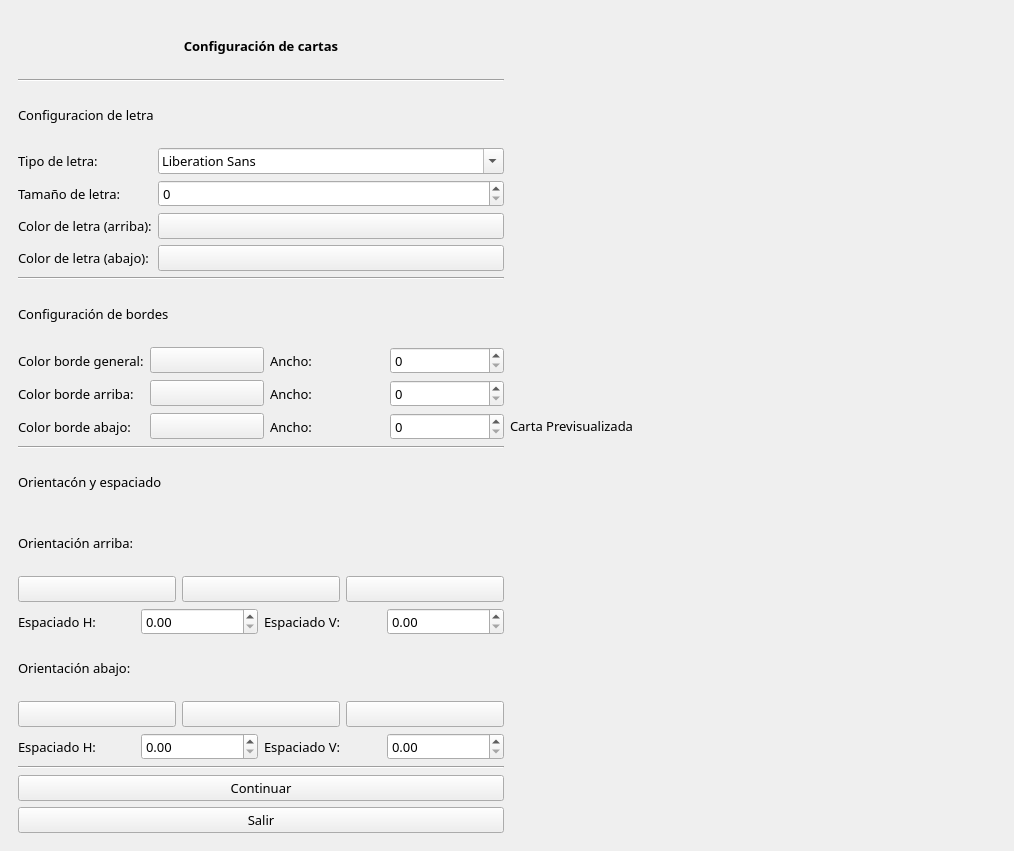
Qt form gui/mainView.ui (JhovaneSotoP/Lotify) before a commit.
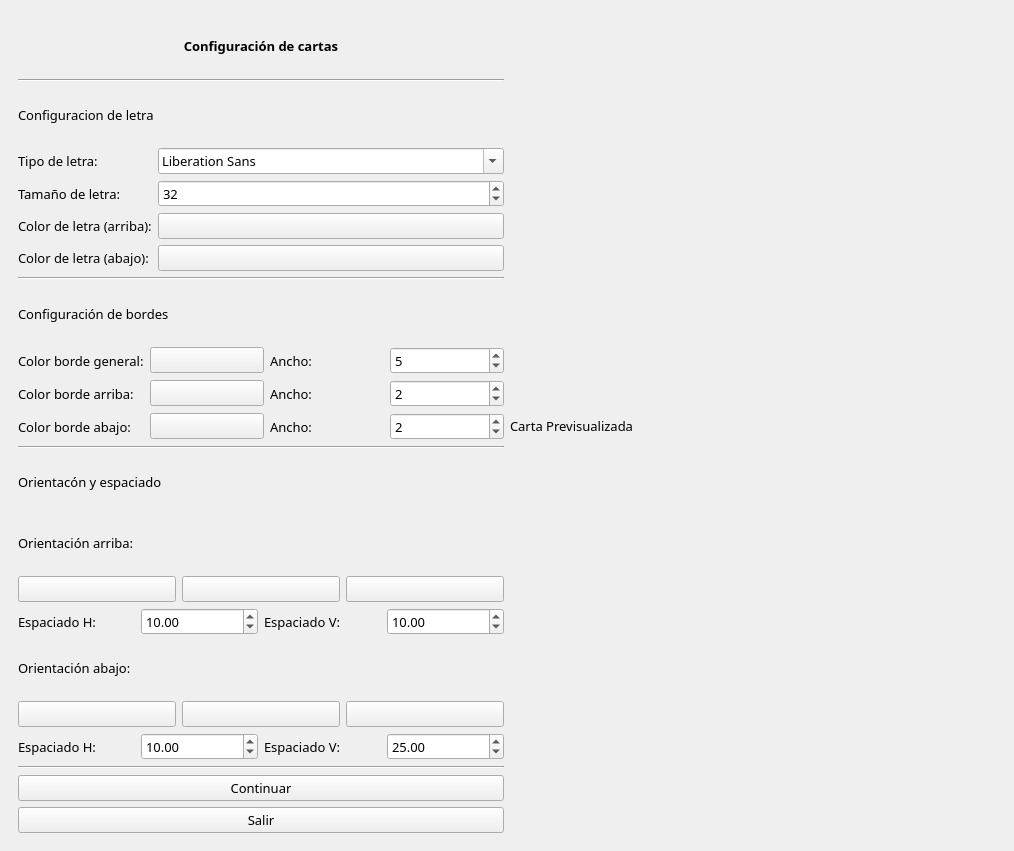
The same form after that commit. The open tabs and pages were chosen to show the change.

Patch:
```diff
--- a/gui/mainView.ui
+++ b/gui/mainView.ui
@@ -731,7 +731,14 @@
                </widget>
               </item>
               <item row="1" column="1">
-               <widget class="QSpinBox" name="tamanoLetraCarta"/>
+               <widget class="QSpinBox" name="tamanoLetraCarta">
+                <property name="minimum">
+                 <number>1</number>
+                </property>
+                <property name="value">
+                 <number>32</number>
+                </property>
+               </widget>
               </item>
               <item row="1" column="0">
                <widget class="QLabel" name="label">
@@ -780,7 +787,11 @@
                </widget>
               </item>
               <item row="0" column="3">
-               <widget class="QSpinBox" name="anchoBordeGeneral"/>
+               <widget class="QSpinBox" name="anchoBordeGeneral">
+                <property name="value">
+                 <number>5</number>
+                </property>
+               </widget>
               </item>
               <item row="0" column="0">
                <widget class="QLabel" name="label_40">
@@ -825,10 +836,21 @@
                </widget>
               </item>
               <item row="1" column="3">
-               <widget class="QSpinBox" name="anchoBordeArriba"/>
+               <widget class="QSpinBox" name="anchoBordeArriba">
+                <property name="value">
+                 <number>2</number>
+                </property>
+               </widget>
               </item>
               <item row="2" column="3">
-               <widget class="QSpinBox" name="anchoBordeArriba_2"/>
+               <widget class="QSpinBox" name="anchoBordeArriba_2">
+                <property name="value">
+                 <number>2</number>
+                </property>
+                <property name="displayIntegerBase">
+                 <number>10</number>
+                </property>
+               </widget>
               </item>
              </layout>
             </item>
@@ -881,7 +903,11 @@
             <item>
              <layout class="QGridLayout" name="gridLayout_6">
               <item row="0" column="1">
-               <widget class="QDoubleSpinBox" name="horizontalArriba"/>
+               <widget class="QDoubleSpinBox" name="horizontalArriba">
+                <property name="value">
+                 <double>10.000000000000000</double>
+                </property>
+               </widget>
               </item>
               <item row="0" column="2">
                <widget class="QLabel" name="label_23">
@@ -898,7 +924,11 @@
                </widget>
               </item>
               <item row="0" column="3">
-               <widget class="QDoubleSpinBox" name="verticalArriba"/>
+               <widget class="QDoubleSpinBox" name="verticalArriba">
+                <property name="value">
+                 <double>10.000000000000000</double>
+                </property>
+               </widget>
               </item>
              </layout>
             </item>
@@ -937,7 +967,11 @@
             <item>
              <layout class="QGridLayout" name="gridLayout_8">
               <item row="0" column="1">
-               <widget class="QDoubleSpinBox" name="horizontalAbajo"/>
+               <widget class="QDoubleSpinBox" name="horizontalAbajo">
+                <property name="value">
+                 <double>10.000000000000000</double>
+                </property>
+               </widget>
               </item>
               <item row="0" column="2">
                <widget class="QLabel" name="label_26">
@@ -954,7 +988,11 @@
                </widget>
               </item>
               <item row="0" column="3">
-               <widget class="QDoubleSpinBox" name="verticalAbajo"/>
+               <widget class="QDoubleSpinBox" name="verticalAbajo">
+                <property name="value">
+                 <double>25.000000000000000</double>
+                </property>
+               </widget>
               </item>
              </layout>
             </item>
```
Left out of the diff: 2 changed lines with no effect on the pictures.
